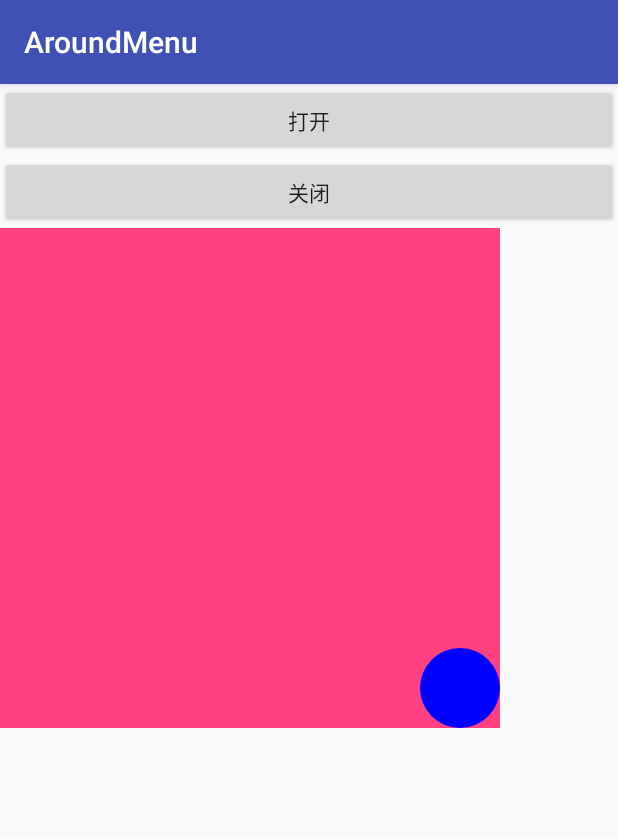
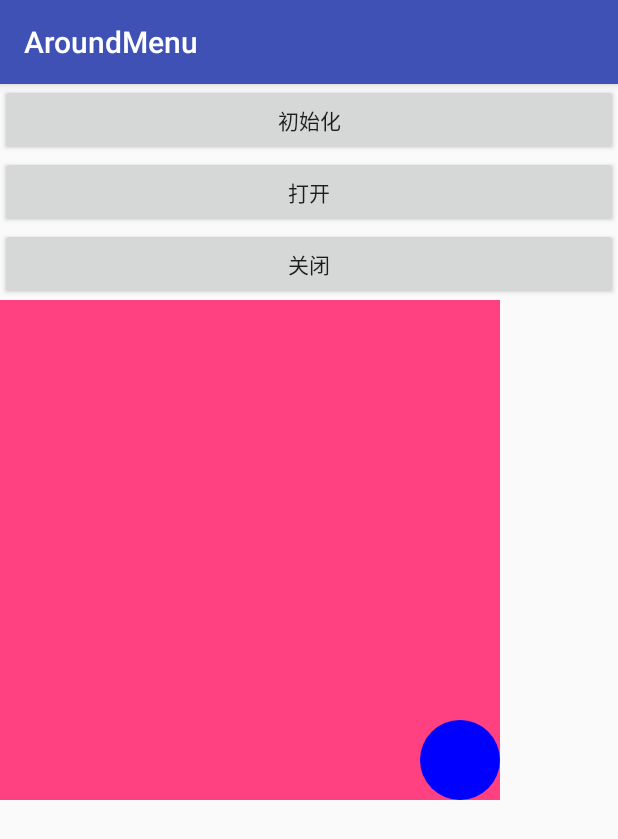
Before and after one commit to doutuifei/AroundMenu, an Android app: the screen it shows after launch (MainActivity), on a phone screen of 412 x 824 dp. Shown: the top 839 px of the screen. Run offline under Robolectric (Android 15) with nearby library versions, the phone set to English and light mode, and no system bars.

Commit message:
动态添加

```diff
--- a/app/src/main/java/com/muzi/aroundmenu/MainActivity.java
+++ b/app/src/main/java/com/muzi/aroundmenu/MainActivity.java
@@ -7,20 +7,31 @@ import android.widget.Button;
 import android.widget.Toast;
 
 import com.muzi.library.AroundMenu;
+import com.muzi.library.MenuButton;
+
+import java.util.ArrayList;
+import java.util.List;
 
 public class MainActivity extends AppCompatActivity {
 
-    private Button btnOpen, btnClose;
+    private Button btnInit,btnOpen, btnClose;
     private AroundMenu aroundMenu;
 
     @Override
     protected void onCreate(Bundle savedInstanceState) {
         super.onCreate(savedInstanceState);
         setContentView(R.layout.activity_main);
+        btnInit = findViewById(R.id.btnInit);
         btnOpen = findViewById(R.id.btnOpen);
         btnClose = findViewById(R.id.btnClose);
         aroundMenu = findViewById(R.id.menu);
 
+        btnInit.setOnClickListener(new View.OnClickListener() {
+            @Override
+            public void onClick(View v) {
+                init();
+            }
+        });
         btnOpen.setOnClickListener(new View.OnClickListener() {
             @Override
             public void onClick(View v) {
@@ -46,4 +57,13 @@ public class MainActivity extends AppCompatActivity {
             }
         });
     }
+
+    private void init(){
+        List<MenuButton> list=new ArrayList<>();
+        list.add(new MenuButton(this));
+        list.add(new MenuButton(this));
+        list.add(new MenuButton(this));
+        list.add(new MenuButton(this));
+        aroundMenu.setButtonList(list);
+    }
 }
--- a/app/src/main/res/layout/activity_main.xml
+++ b/app/src/main/res/layout/activity_main.xml
@@ -6,6 +6,12 @@
     android:layout_height="match_parent"
     android:orientation="vertical"
     tools:context=".MainActivity">
+
+    <Button
+        android:id="@+id/btnInit"
+        android:layout_width="match_parent"
+        android:layout_height="wrap_content"
+        android:text="初始化" />
 
     <Button
         android:id="@+id/btnOpen"
--- a/library/src/main/java/com/muzi/library/AroundMenu.java
+++ b/library/src/main/java/com/muzi/library/AroundMenu.java
@@ -20,7 +20,7 @@ import java.util.List;
 public class AroundMenu extends FrameLayout implements View.OnClickListener {
 
     private List<MenuButton> buttonList;
-    private int count = 5;//数量
+    private int count;//数量
     private int radius = 500;//半径
     private int childWidth;
     private boolean isShowing;
@@ -31,18 +31,10 @@ public class AroundMenu extends FrameLayout implements View.OnClickListener {
 
     public AroundMenu(Context context, AttributeSet attrs) {
         super(context, attrs);
-        MenuButton centerButton = new MenuButton(context);
+        MenuButton centerButton = new MenuButton(getContext());
         centerButton.setId(-1);
         centerButton.setOnClickListener(this);
         addView(centerButton);
-
-        for (int i = 0; i < count; i++) {
-            MenuButton menuButton = new MenuButton(context);
-            menuButton.setVisibility(GONE);
-            menuButton.setOnClickListener(this);
-            menuButton.setId(i);
-            addView(menuButton);
-        }
     }
 
     public void setButtonList(List<MenuButton> buttonList) {
@@ -50,11 +42,26 @@ public class AroundMenu extends FrameLayout implements View.OnClickListener {
         if (buttonList == null && buttonList.size() < 1) {
             return;
         }
+        initView();
+        requestLayout();
+    }
+
+    private void initView() {
+        removeAllViews();
         count = buttonList.size();
-        for (MenuButton menuButton : buttonList) {
+
+        MenuButton centerButton = new MenuButton(getContext());
+        centerButton.setId(-1);
+        centerButton.setOnClickListener(this);
+        addView(centerButton);
+
+        for (int i = 0; i < count; i++) {
+            MenuButton menuButton = new MenuButton(getContext());
+            menuButton.setVisibility(GONE);
+            menuButton.setOnClickListener(this);
+            menuButton.setId(i);
             addView(menuButton);
         }
-
         invalidate();
     }
 
@@ -89,9 +96,11 @@ public class AroundMenu extends FrameLayout implements View.OnClickListener {
     @Override
     protected void onLayout(boolean changed, int left, int top, int right, int bottom) {
         super.onLayout(changed, left, top, right, bottom);
+        if (count > 0) {
             for (int i = 1; i <= count; i++) {
                 View view = getChildAt(i);
                 view.layout(radius - childWidth, radius - childWidth, radius, radius);
+            }
         }
         childWidth = getChildAt(0).getMeasuredWidth();
         getChildAt(0).layout(radius - childWidth, radius - childWidth, radius, radius);
@@ -102,10 +111,12 @@ public class AroundMenu extends FrameLayout implements View.OnClickListener {
         switch (v.getId()) {
             case -1:
                 //中间按钮
+                if (count > 0) {
                     if (!isShowing) {
                         openMenu();
                     } else {
                         closeMenu();
+                    }
                 }
                 break;
             default:
```
Lines whose indentation alone changed are shown as unchanged.
